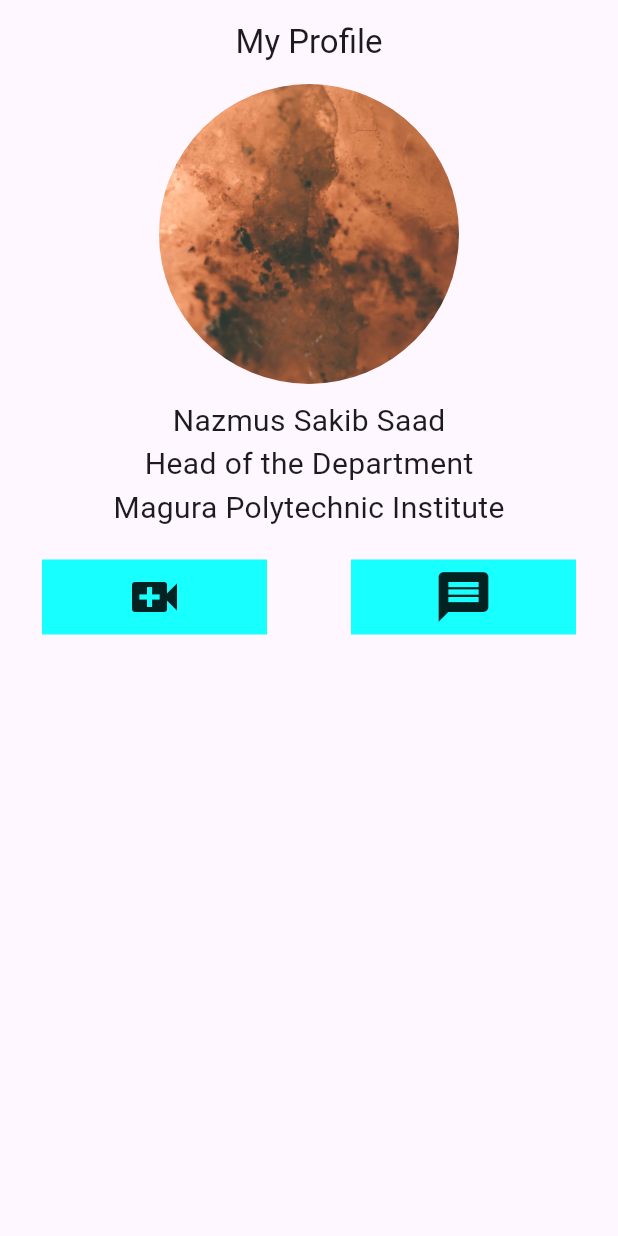
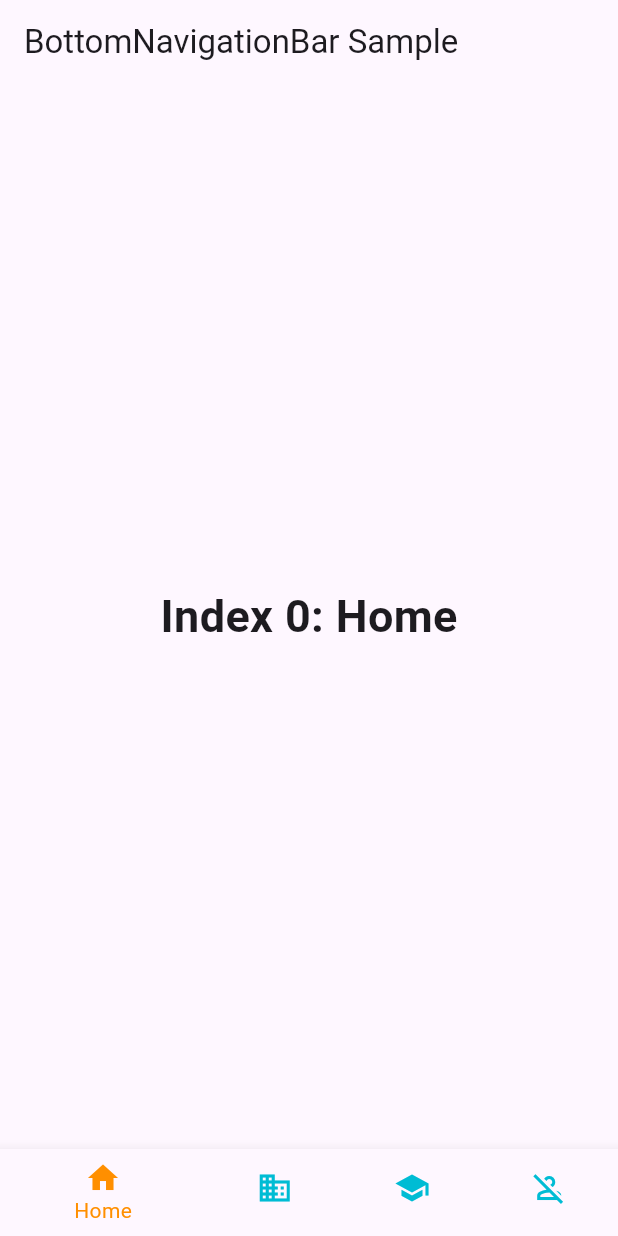
Before and after one commit to nazmussakibsaad102/App-Dev-Class-21-22, a Flutter app: the screen it shows after launch, on a phone screen of 412 x 824 dp. Run offline on Flutter 3.47's test engine with Material 3 defaults, Android fonts, the phone set to English and light mode, and no system bars.

Commit message:
Navigation page creation

```diff
--- /dev/null
+++ b/lib/Navigation.dart
@@ -0,0 +1,47 @@
+import 'package:flutter/material.dart';
+import 'package:my_profile/ProfilePage.dart';
+
+
+class NavigationPage extends StatefulWidget {
+  const NavigationPage({super.key});
+
+  @override
+  State<NavigationPage> createState() => _NavigationPageState();
+}
+
+class _NavigationPageState extends State<NavigationPage> {
+  int _selectedIndex = 0;
+  static const TextStyle optionStyle = TextStyle(fontSize: 30, fontWeight: FontWeight.bold);
+  static const List<Widget> _widgetOptions = <Widget>[
+    Text('Index 0: Home', style: optionStyle),
+    Text('Index 1: Business', style: optionStyle),
+    Text('Index 2: School', style: optionStyle),
+    ProfilePage(),
+  ];
+
+  void _onItemTapped(int index) {
+    setState(() {
+      _selectedIndex = index;
+    });
+  }
+
+  @override
+  Widget build(BuildContext context) {
+    return Scaffold(
+      appBar: AppBar(title: const Text('BottomNavigationBar Sample')),
+      body: Center(child: _widgetOptions.elementAt(_selectedIndex)),
+      bottomNavigationBar: BottomNavigationBar(
+        items: const <BottomNavigationBarItem>[
+          BottomNavigationBarItem(icon: Icon(Icons.home), label: 'Home'),
+          BottomNavigationBarItem(icon: Icon(Icons.business), label: 'Business'),
+          BottomNavigationBarItem(icon: Icon(Icons.school), label: 'School'),
+          BottomNavigationBarItem(icon: Icon(Icons.person_off_outlined), label: 'Profile'),
+        ],
+        currentIndex: _selectedIndex,
+        selectedItemColor: Colors.amber[800],
+        unselectedItemColor: Colors.cyan,
+        onTap: _onItemTapped,
+      ),
+    );
+  }
+}
--- /dev/null
+++ b/lib/ProfilePage.dart
@@ -0,0 +1,76 @@
+import 'package:flutter/material.dart';
+
+class ProfilePage extends StatelessWidget {
+  const ProfilePage({super.key});
+
+  @override
+  Widget build(BuildContext context) {
+    return Scaffold(
+      appBar: AppBar(
+        title: const Text('My Profile'),
+        centerTitle: true,
+      ),
+      body: Column(
+        children: [
+          Center(
+            child: ClipRRect(
+              borderRadius: BorderRadius.circular(200),
+              child: Image.asset(
+                "assets/images/profile_image.PNG",
+                height: 200,
+                width: 200,
+                fit: BoxFit.cover,
+              ),
+            ),
+          ),
+          SizedBox(
+            height: 10,
+          ),
+          Text(
+            "Nazmus Sakib Saad",
+            style: TextStyle(fontSize: 20),
+          ),
+          Text(
+            "Head of the Department",
+            style: TextStyle(fontSize: 20),
+          ),
+          Text(
+            "Magura Polytechnic Institute",
+            style: TextStyle(fontSize: 20),
+          ),
+          SizedBox(height: 20,),
+          Row(
+            mainAxisAlignment: MainAxisAlignment.spaceAround,
+            children: [
+              Container(
+                width: 150,
+                height: 50,
+                color: Colors.cyanAccent,
+                child: Icon(Icons.video_call, size: 40,),
+              ),
+              Container(
+                width: 150,
+                height: 50,
+                color: Colors.cyanAccent,
+                child: Icon(Icons.message, size: 40,),
+              ),
+
+            ],
+          )
+        ],
+      ),
+      bottomNavigationBar: BottomNavigationBar(
+        iconSize: 14,
+        backgroundColor: Colors.red,
+
+        items: [
+          BottomNavigationBarItem(icon: Icon(Icons.home), label: 'Home'),
+          BottomNavigationBarItem(icon: Icon(Icons.home), label: 'News Feed'),
+          BottomNavigationBarItem(icon: Icon(Icons.home), label: 'Courses'),
+          BottomNavigationBarItem(icon: Icon(Icons.home), label: 'Groups'),
+          BottomNavigationBarItem(icon: Icon(Icons.home), label: 'Others'),
+        ],
+      ),
+    );
+  }
+}
--- a/lib/main.dart
+++ b/lib/main.dart
@@ -1,70 +1,10 @@
 import 'package:flutter/material.dart';
+import 'package:my_profile/Navigation.dart';
+
+import 'ProfilePage.dart';
 
 void main() {
   runApp(MaterialApp(
-    home: ProfilePage(),
+    home: NavigationPage(),
   ));
 }
-
-class ProfilePage extends StatelessWidget {
-  const ProfilePage({super.key});
-
-  @override
-  Widget build(BuildContext context) {
-    return Scaffold(
-      appBar: AppBar(
-        title: const Text('My Profile'),
-        centerTitle: true,
-      ),
-      body: Column(
-        children: [
-          Center(
-            child: ClipRRect(
-              borderRadius: BorderRadius.circular(200),
-              child: Image.asset(
-                "assets/images/profile_image.PNG",
-                height: 200,
-                width: 200,
-                fit: BoxFit.cover,
-              ),
-            ),
-          ),
-          SizedBox(
-            height: 10,
-          ),
-          Text(
-            "Nazmus Sakib Saad",
-            style: TextStyle(fontSize: 20),
-          ),
-          Text(
-            "Head of the Department",
-            style: TextStyle(fontSize: 20),
-          ),
-          Text(
-            "Magura Polytechnic Institute",
-            style: TextStyle(fontSize: 20),
-          ),
-          SizedBox(height: 20,),
-          Row(
-            mainAxisAlignment: MainAxisAlignment.spaceAround,
-            children: [
-              Container(
-                width: 150,
-                height: 50,
-                color: Colors.cyanAccent,
-                child: Icon(Icons.video_call, size: 40,),
-              ),
-              Container(
-                width: 150,
-                height: 50,
-                color: Colors.cyanAccent,
-                child: Icon(Icons.message, size: 40,),
-              ),
-
-            ],
-          )
-        ],
-      ),
-    );
-  }
-}
```
